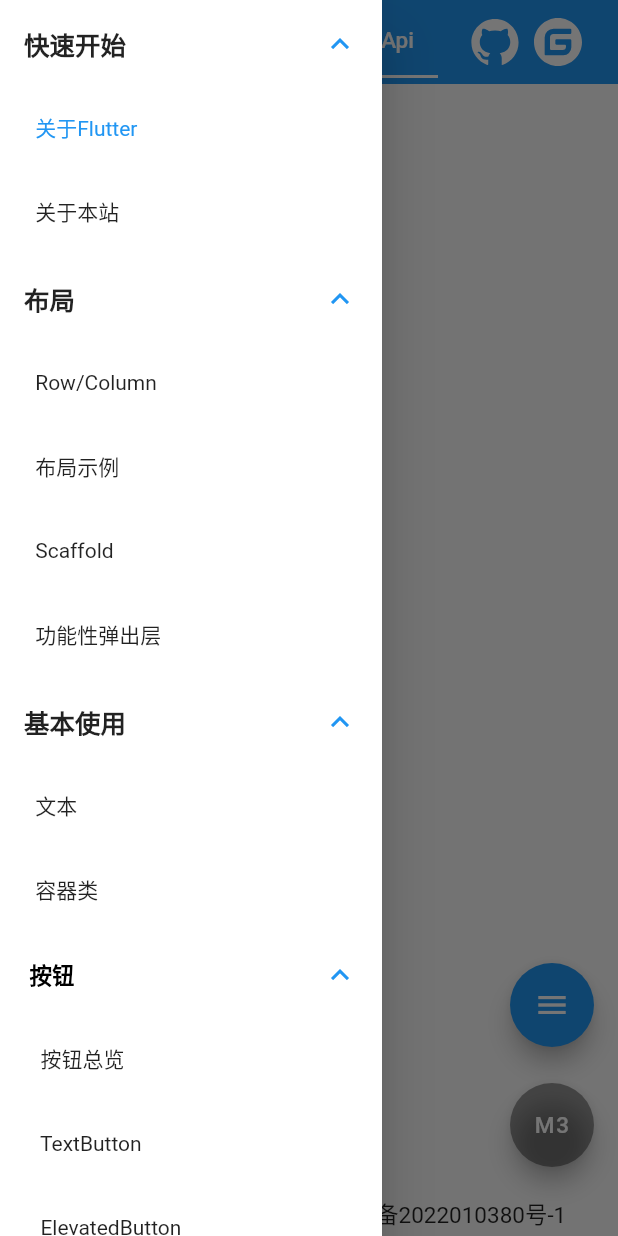
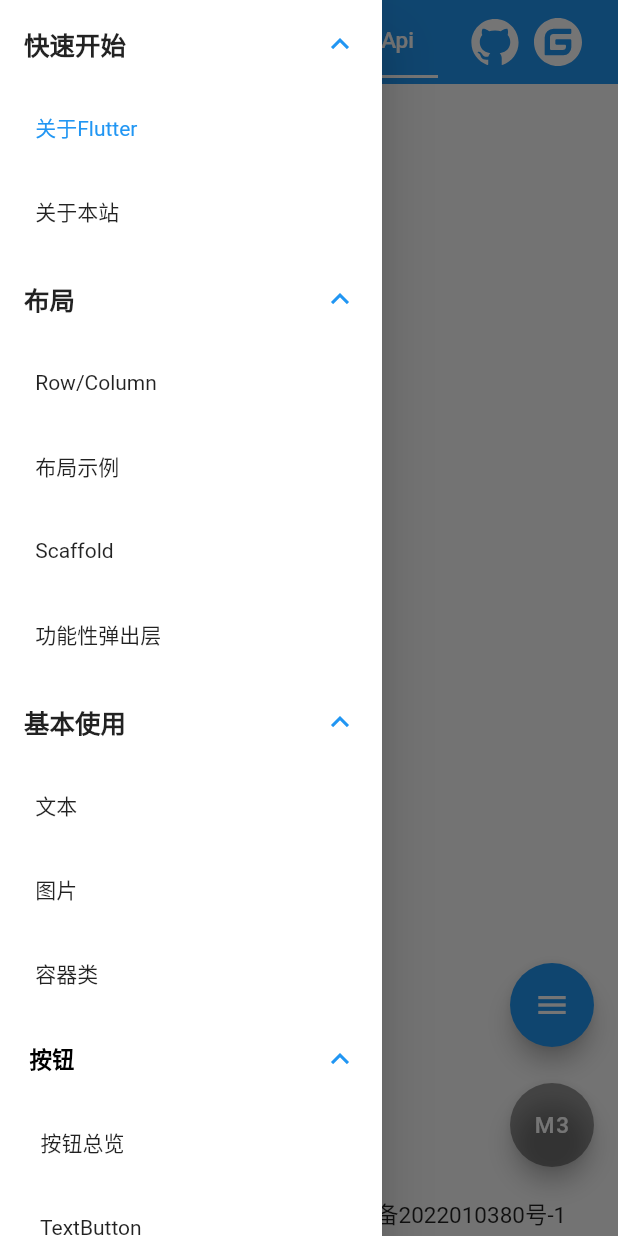
Before and after one commit to dudu-ltd/flutter_components, a Flutter app: the screen it shows after launch, after a tap on the "menu" icon, on a phone screen of 412 x 824 dp. Run offline on Flutter 3.47's test engine with Material 2 defaults, Android fonts, the phone set to English and light mode, and no system bars; our stand-ins replace animated_splash_screen, flutter_markdown, flutter_svg, go_router, string_scanner; Roboto replaces fonts that are missing (PingFang); statements that could not run were skipped.

Commit message:
图片及Icon

```diff
--- /dev/null
+++ b/lib/demo/material/basic/Image.demo.dart
@@ -0,0 +1,388 @@
+// Copyright 2022-present Project Authors. All rights reserved.
+// Use of this source code is governed by a MIT-style license that can be
+// found in the LICENSE file.
+
+import 'package:flutter/material.dart';
+
+import '../../../model/demo.dart';
+
+class MyIcons{
+  // book 图标
+  static const IconData book = const IconData(
+      0xe6b8,
+      fontFamily: 'myIcon',
+      matchTextDirection: true
+  );
+}
+
+registImageDemo(BuildContext context) {
+
+  var imageDemo = Demo(
+    'imageDemo',
+    DecoratedBox(
+        decoration: const BoxDecoration(color: Colors.blue),
+        child: Padding(
+            padding: const EdgeInsets.all(20),
+            child: Column(
+              children: [
+                Row(
+                  children: [
+                    const Image(
+                      image: AssetImage("logo.png"),
+                      width: 100,
+                    ),
+                    Padding(
+                      padding: EdgeInsets.only(left: 10),
+                      child: Image.network(
+                        "https://avatars2.githubusercontent.com/u/20411648?s=460&v=4",
+                        width: 100.0,
+                      ),
+                    )
+                  ],
+                ),
+                Padding(
+                  padding: EdgeInsets.only(top: 40),
+                  child: Row(
+                    mainAxisAlignment: MainAxisAlignment.spaceEvenly,
+                    children: [
+                      Column(
+                        crossAxisAlignment: CrossAxisAlignment.center,
+                        children: const [
+                          Text(
+                            'BoxFit.fill',
+                            style: TextStyle(
+                              color: Colors.white
+                            ),
+                          ),
+                          Image(
+                            image: AssetImage("logo.png"),
+                            width: 100,
+                            height: 50,
+                            fit: BoxFit.fill,
+                          ),
+                        ],
+                      ),
+                      Column(
+                        crossAxisAlignment: CrossAxisAlignment.center,
+                        children: const [
+                          Text(
+                            'BoxFit.cover',
+                            style: TextStyle(
+                                color: Colors.white
+                            ),
+                          ),
+                          Image(
+                            image: AssetImage("logo.png"),
+                            width: 100,
+                            height: 50,
+                            fit: BoxFit.cover,
+                          ),
+                        ],
+                      ),
+                      Column(
+                        crossAxisAlignment: CrossAxisAlignment.center,
+                        children: const [
+                          Text(
+                            '[default]BoxFit.contain',
+                            style: TextStyle(
+                                color: Colors.white
+                            ),
+                          ),
+                          Image(
+                            image: AssetImage("logo.png"),
+                            width: 100,
+                            height: 50,
+                            fit: BoxFit.contain,
+                          ),
+                        ],
+                      ),
+                      Column(
+                        crossAxisAlignment: CrossAxisAlignment.center,
+                        children: const [
+                          Text(
+                            'BoxFit.fitHeight',
+                            style: TextStyle(
+                                color: Colors.white
+                            ),
+                          ),
+                          Image(
+                            image: AssetImage("logo.png"),
+                            width: 100,
+                            height: 50,
+                            fit: BoxFit.fitHeight,
+                          ),
+                        ],
+                      ),
+                      Column(
+                        crossAxisAlignment: CrossAxisAlignment.center,
+                        children: const [
+                          Text(
+                            'BoxFit.fitWidth',
+                            style: TextStyle(
+                                color: Colors.white
+                            ),
+                          ),
+                          Image(
+                            image: AssetImage("logo.png"),
+                            width: 100,
+                            height: 50,
+                            fit: BoxFit.fitWidth,
+                          ),
+                        ],
+                      ),
+                      Column(
+                        crossAxisAlignment: CrossAxisAlignment.center,
+                        children: const [
+                          Text(
+                            'BoxFit.none',
+                            style: TextStyle(
+                                color: Colors.white
+                            ),
+                          ),
+                          Image(
+                            image: AssetImage("logo.png"),
+                            width: 100,
+                            height: 50,
+                            fit: BoxFit.none,
+                          ),
+                        ],
+                      ),
+                    ],
+                  ),
+                )
+              ],
+            )
+        )
+    ),
+    r'''
+    DecoratedBox(
+        decoration: const BoxDecoration(color: Colors.blue),
+        child: Padding(
+            padding: const EdgeInsets.all(20),
+            child: Column(
+              children: [
+                Row(
+                  children: [
+                    const Image(
+                      image: AssetImage("logo.png"),
+                      width: 100,
+                    ),
+                    Padding(
+                      padding: EdgeInsets.only(left: 10),
+                      child: Image.network(
+                        "https://avatars2.githubusercontent.com/u/20411648?s=460&v=4",
+                        width: 100.0,
+                      ),
+                    )
+                  ],
+                ),
+                Padding(
+                  padding: EdgeInsets.only(top: 40),
+                  child: Row(
+                    mainAxisAlignment: MainAxisAlignment.spaceEvenly,
+                    children: [
+                      Column(
+                        crossAxisAlignment: CrossAxisAlignment.center,
+                        children: const [
+                          Text(
+                            'BoxFit.fill',
+                            style: TextStyle(
+                              color: Colors.white
+                            ),
+                          ),
+                          Image(
+                            image: AssetImage("logo.png"),
+                            width: 100,
+                            height: 50,
+                            fit: BoxFit.fill,
+                          ),
+                        ],
+                      ),
+                      Column(
+                        crossAxisAlignment: CrossAxisAlignment.center,
+                        children: const [
+                          Text(
+                            'BoxFit.cover',
+                            style: TextStyle(
+                                color: Colors.white
+                            ),
+                          ),
+                          Image(
+                            image: AssetImage("logo.png"),
+                            width: 100,
+                            height: 50,
+                            fit: BoxFit.cover,
+                          ),
+                        ],
+                      ),
+                      Column(
+                        crossAxisAlignment: CrossAxisAlignment.center,
+                        children: const [
+                          Text(
+                            '[default]BoxFit.contain',
+                            style: TextStyle(
+                                color: Colors.white
+                            ),
+                          ),
+                          Image(
+                            image: AssetImage("logo.png"),
+                            width: 100,
+                            height: 50,
+                            fit: BoxFit.contain,
+                          ),
+                        ],
+                      ),
+                      Column(
+                        crossAxisAlignment: CrossAxisAlignment.center,
+                        children: const [
+                          Text(
+                            'BoxFit.fitHeight',
+                            style: TextStyle(
+                                color: Colors.white
+                            ),
+                          ),
+                          Image(
+                            image: AssetImage("logo.png"),
+                            width: 100,
+                            height: 50,
+                            fit: BoxFit.fitHeight,
+                          ),
+                        ],
+                      ),
+                      Column(
+                        crossAxisAlignment: CrossAxisAlignment.center,
+                        children: const [
+                          Text(
+                            'BoxFit.fitWidth',
+                            style: TextStyle(
+                                color: Colors.white
+                            ),
+                          ),
+                          Image(
+                            image: AssetImage("logo.png"),
+                            width: 100,
+                            height: 50,
+                            fit: BoxFit.fitWidth,
+                          ),
+                        ],
+                      ),
+                      Column(
+                        crossAxisAlignment: CrossAxisAlignment.center,
+                        children: const [
+                          Text(
+                            'BoxFit.none',
+                            style: TextStyle(
+                                color: Colors.white
+                            ),
+                          ),
+                          Image(
+                            image: AssetImage("logo.png"),
+                            width: 100,
+                            height: 50,
+                            fit: BoxFit.none,
+                          ),
+                        ],
+                      ),
+                    ],
+                  ),
+                )
+              ],
+            )
+        )
+    ),
+    ''',
+    '图片',
+  );
+
+  var iconDemo = Demo(
+    'iconDemo',
+    DecoratedBox(
+        decoration: const BoxDecoration(color: Colors.blue),
+        child: Padding(
+            padding: const EdgeInsets.all(20),
+            child: Row(
+              children: [
+                Column(
+                  children: const [
+                    Text(
+                      '系统',
+                      style: TextStyle(
+                          color: Colors.white
+                      ),
+                    ),
+                    Icon(Icons.accessible,color: Colors.white),
+                  ],
+                ),
+                Padding(
+                  padding: const EdgeInsets.only(left: 20),
+                  child: Column(
+                    children: const [
+                      Text(
+                        '自定义',
+                        style: TextStyle(
+                            color: Colors.white
+                        ),
+                      ),
+                      Icon(MyIcons.book,color: Colors.white),
+                    ],
+                  ),
+                )
+              ],
+            )
+        )
+    ),
+    r'''
+
+    //pubspec.yaml
+    fonts:
+    - family: myIcon  #指定一个字体名
+      fonts:
+        - asset: assets/fonts/iconfont.ttf
+
+    class MyIcons{
+      static const IconData book = const IconData(
+          0xe6b8,
+          fontFamily: 'myIcon',
+          matchTextDirection: true
+      );
+    }
+
+    DecoratedBox(
+        decoration: const BoxDecoration(color: Colors.blue),
+        child: Padding(
+            padding: const EdgeInsets.all(20),
+            child: Row(
+              children: [
+                Column(
+                  children: const [
+                    Text(
+                      '系统',
+                      style: TextStyle(
+                          color: Colors.white
+                      ),
+                    ),
+                    Icon(Icons.accessible,color: Colors.white),
+                  ],
+                ),
+                Padding(
+                  padding: const EdgeInsets.only(left: 20),
+                  child: Column(
+                    children: const [
+                      Text(
+                        '自定义',
+                        style: TextStyle(
+                            color: Colors.white
+                        ),
+                      ),
+                      Icon(MyIcons.book,color: Colors.white),
+                    ],
+                  ),
+                )
+              ],
+            )
+        )
+    ),
+    ''',
+    'Icon',
+  );
+}
--- a/lib/demo/regist_material.dart
+++ b/lib/demo/regist_material.dart
@@ -10,6 +10,7 @@ import 'material/display.dart';
 import 'material/layout.dart';
 
 import 'material/basic/Text.demo.dart';
+import 'material/basic/Image.demo.dart';
 import 'material/basic/Container.demo.dart';
 
 registMaterial(context) {
@@ -19,5 +20,6 @@ registMaterial(context) {
   registMaterialLayout(context);
 
   registTextDemo(context);
+  registImageDemo(context);
   registContainerDemo(context);
 }
--- a/lib/pages/api_index.dart
+++ b/lib/pages/api_index.dart
@@ -151,6 +151,7 @@ List<Map<String, dynamic>> get materialGuideData {
       'useText': true,
       "children": [
         {"id": "Text", "text": "文本", 'useText': true},
+        {"id": "Image", "text": "图片", 'useText': true},
         {"id": "Container", "text": "容器类", 'useText': true},
         {
           "id": "button",
```
Also changed, not shown: pubspec.yaml (+7 -0 lines), assets/fonts/iconfont.ttf (added), 1 other file.
